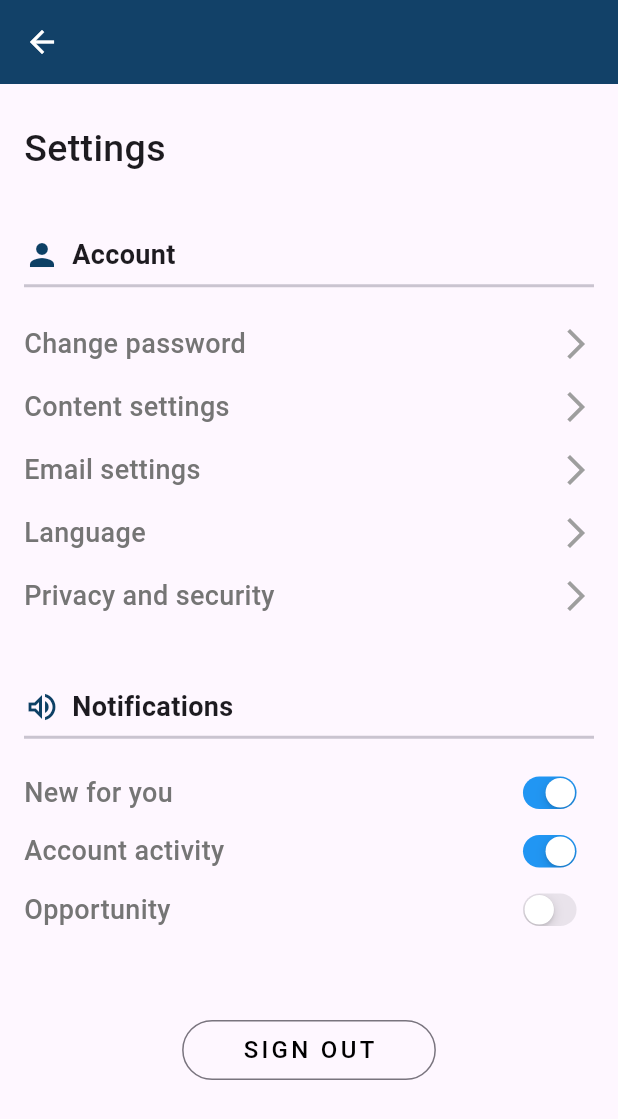
After one commit to Dhanushkagodage/easyLibro, a Flutter app: the SettingsPage screen opened directly, on a phone screen of 412 x 824 dp. The commit adds this screen. Shown: the top 1119 px of the screen. Run offline on Flutter 3.47's test engine with Material 3 defaults, Android fonts, the phone set to English and light mode, and no system bars; network calls fail.

Commit message:
edit profile and setting section created

```diff
--- /dev/null
+++ b/lib/screens/settings.dart
@@ -0,0 +1,189 @@
+import 'package:flutter/cupertino.dart';
+import 'package:flutter/material.dart';
+
+class SettingsPage extends StatefulWidget {
+  @override
+  _SettingsPageState createState() => _SettingsPageState();
+}
+
+class _SettingsPageState extends State<SettingsPage> {
+  @override
+  Widget build(BuildContext context) {
+    return Scaffold(
+      appBar: AppBar(
+        backgroundColor: const Color(0xFF0D4065),
+        elevation: 1,
+        leading: IconButton(
+          onPressed: () {
+            Navigator.of(context).pop();
+          },
+          icon: Icon(
+            Icons.arrow_back,
+            color: Colors.white,
+          ),
+        ),
+      ),
+      body: Container(
+        padding: EdgeInsets.only(left: 16, top: 25, right: 16),
+        child: ListView(
+          children: [
+            Text(
+              "Settings",
+              style: TextStyle(fontSize: 25, fontWeight: FontWeight.w500),
+            ),
+            SizedBox(
+              height: 40,
+            ),
+            Row(
+              children: [
+                Icon(
+                  Icons.person,
+                    color: const Color(0xFF0D4065)
+                ),
+                SizedBox(
+                  width: 8,
+                ),
+                Text(
+                  "Account",
+                  style: TextStyle(fontSize: 18, fontWeight: FontWeight.bold),
+                ),
+              ],
+            ),
+            Divider(
+              height: 15,
+              thickness: 2,
+            ),
+            SizedBox(
+              height: 10,
+            ),
+            buildAccountOptionRow(context, "Change password"),
+            buildAccountOptionRow(context, "Content settings"),
+            buildAccountOptionRow(context, "Email settings"),
+            buildAccountOptionRow(context, "Language"),
+            buildAccountOptionRow(context, "Privacy and security"),
+            SizedBox(
+              height: 40,
+            ),
+            Row(
+              children: [
+                Icon(
+                  Icons.volume_up_outlined,
+                    color: const Color(0xFF0D4065)
+                ),
+                SizedBox(
+                  width: 8,
+                ),
+                Text(
+                  "Notifications",
+                  style: TextStyle(fontSize: 18, fontWeight: FontWeight.bold),
+                ),
+              ],
+            ),
+            Divider(
+              height: 15,
+              thickness: 2,
+            ),
+            SizedBox(
+              height: 10,
+            ),
+            buildNotificationOptionRow("New for you", true),
+            buildNotificationOptionRow("Account activity", true),
+            buildNotificationOptionRow("Opportunity", false),
+            SizedBox(
+              height: 50,
+            ),
+            Center(
+              child: OutlinedButton(
+                style: OutlinedButton.styleFrom(
+                  padding: const EdgeInsets.symmetric(horizontal: 40),
+                  shape: RoundedRectangleBorder(
+                    borderRadius: BorderRadius.circular(20),
+                  ),
+                ),
+                onPressed: () {},
+                child: Text("SIGN OUT",
+                    style: TextStyle(
+                        fontSize: 16, letterSpacing: 2.2, color: Colors.black)),
+              ),
+            )
+          ],
+        ),
+      ),
+    );
+  }
+
+  Row buildNotificationOptionRow(String title, bool isActive) {
+    return Row(
+      mainAxisAlignment: MainAxisAlignment.spaceBetween,
+      children: [
+        Text(
+          title,
+          style: TextStyle(
+            fontSize: 18,
+            fontWeight: FontWeight.w500,
+            color: Colors.grey[600],
+          ),
+        ),
+        Transform.scale(
+          scale: 0.7,
+          child: CupertinoSwitch(
+            value: isActive,
+            onChanged: (bool val) {},
+            activeColor: Colors.blue, // Set the active color to blue
+          ),
+        ),
+      ],
+    );
+  }
+}
+
+  GestureDetector buildAccountOptionRow(BuildContext context, String title) {
+    return GestureDetector(
+      onTap: () {
+        showDialog(
+            context: context,
+            builder: (BuildContext context) {
+              return AlertDialog(
+                title: Text(title),
+                content: Column(
+                  mainAxisSize: MainAxisSize.min,
+                  children: [
+                    Text("Option 1"),
+                    Text("Option 2"),
+                    Text("Option 3"),
+                  ],
+                ),
+                  actions: [
+                    TextButton(
+                      onPressed: () {
+                        Navigator.of(context).pop();
+                      },
+                      child: const Text("Close"),
+                    ),
+                  ]
+
+              );
+            });
+      },
+      child: Padding(
+        padding: const EdgeInsets.symmetric(vertical: 8.0),
+        child: Row(
+          mainAxisAlignment: MainAxisAlignment.spaceBetween,
+          children: [
+            Text(
+              title,
+              style: TextStyle(
+                fontSize: 18,
+                fontWeight: FontWeight.w500,
+                color: Colors.grey[600],
+              ),
+            ),
+            Icon(
+              Icons.arrow_forward_ios,
+              color: Colors.grey,
+            ),
+          ],
+        ),
+      ),
+    );
+  }
--- a/lib/screens/userscreen.dart
+++ b/lib/screens/userscreen.dart
@@ -6,7 +6,7 @@ class Userscreen extends StatelessWidget {
   @override
   Widget build(BuildContext context) {
     return const Scaffold(
-      body: Center(child: Text("UserScreen")),
+      body: Center(child: Text("userscreen")),
     );
   }
 }
```
Also changed, not shown: lib/screens/layout_screen.dart (+52 -21 lines), lib/screens/userProfileEdit_screen.dart (added, +256 -0 lines).
